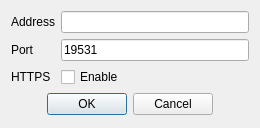
KDE/ksystemlog, file src/modes/journald/journaldAddressDialog.ui: the form before one commit.
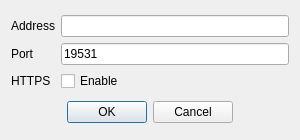
The form after the commit.

Commit message: Make window wider.

```diff
--- a/src/modes/journald/journaldAddressDialog.ui
+++ b/src/modes/journald/journaldAddressDialog.ui
@@ -6,8 +6,8 @@
    <rect>
     <x>0</x>
     <y>0</y>
-    <width>260</width>
-    <height>128</height>
+    <width>300</width>
+    <height>140</height>
    </rect>
   </property>
   <layout class="QVBoxLayout" name="verticalLayout">
```
